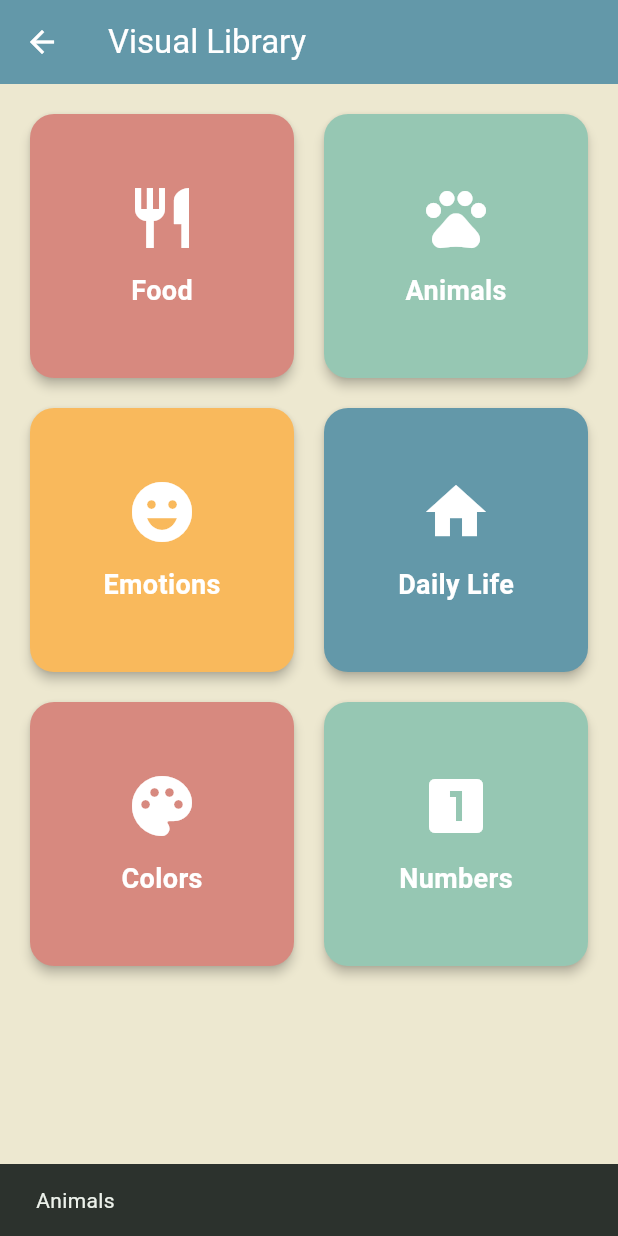
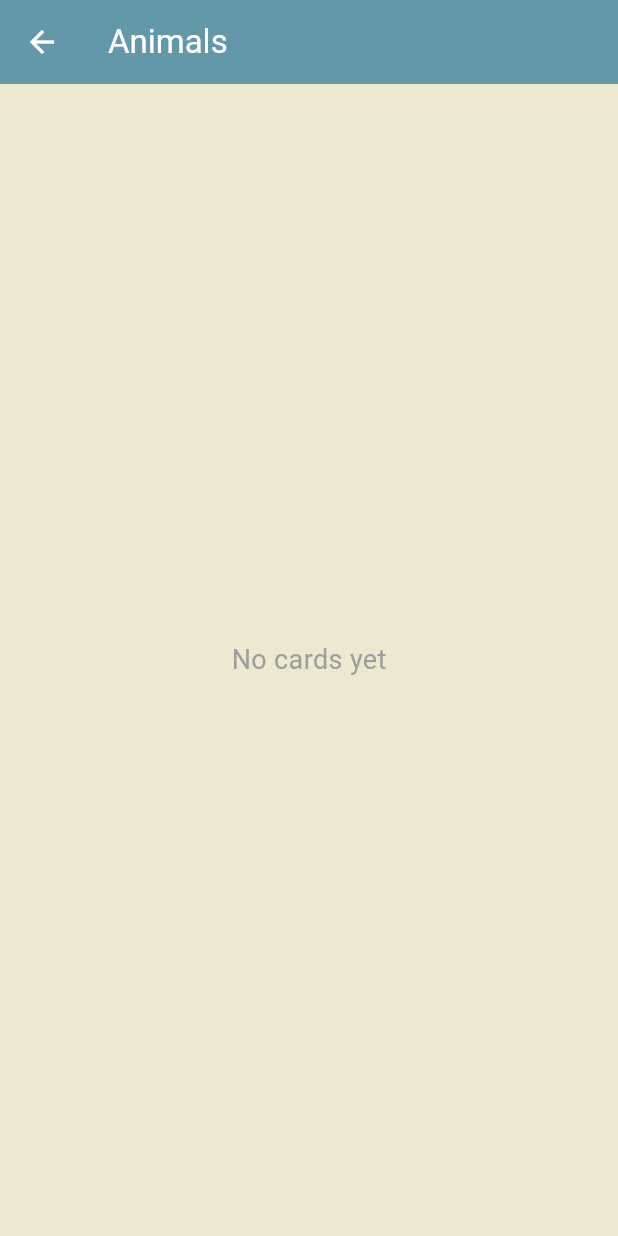
Before and after one commit to hafsaboumarhoum/amal-app, a Flutter app: the CategoryScreen screen opened directly with empty values, after a tap on "Animals", on a phone screen of 412 x 824 dp. Run offline on Flutter 3.47's test engine with Material 3 defaults, Android fonts, the phone set to English and light mode, and no system bars; our stand-ins replace audioplayers, firebase_core; accounts and stored records are empty.

Commit message:
Added card service + category screen + card grid + card detail with audio

```diff
--- /dev/null
+++ b/amal/lib/screens/card_grid_screen.dart
@@ -0,0 +1,101 @@
+import 'package:flutter/material.dart';
+import '../services/card_service.dart';
+import 'card_detail_screen.dart';
+
+class CardGridScreen extends StatelessWidget {
+  final String category;
+  final String language;
+
+  const CardGridScreen({
+    super.key,
+    required this.category,
+    required this.language,
+  });
+
+  @override
+  Widget build(BuildContext context) {
+    final isArabic = language == 'ar';
+
+    return Scaffold(
+      backgroundColor: const Color(0xFFEDE8D0),
+      appBar: AppBar(
+        title: Text(
+          isArabic ? CardService.categoryArabic[category]! : category,
+        ),
+        backgroundColor: const Color(0xFF6398A9),
+        foregroundColor: Colors.white,
+      ),
+      body: FutureBuilder<List<VocabCard>>(
+        future: CardService.getByCategory(category),
+        builder: (context, snapshot) {
+          if (!snapshot.hasData) {
+            return const Center(child: CircularProgressIndicator());
+          }
+          final cards = snapshot.data!;
+          if (cards.isEmpty) {
+            return Center(
+              child: Text(
+                isArabic ? 'لا توجد بطاقات بعد' : 'No cards yet',
+                style: const TextStyle(fontSize: 18, color: Colors.grey),
+              ),
+            );
+          }
+          return Padding(
+            padding: const EdgeInsets.all(12),
+            child: GridView.builder(
+              gridDelegate: const SliverGridDelegateWithFixedCrossAxisCount(
+                crossAxisCount: 3,
+                crossAxisSpacing: 10,
+                mainAxisSpacing: 10,
+                childAspectRatio: 0.8,
+              ),
+              itemCount: cards.length,
+              itemBuilder: (context, index) {
+                final card = cards[index];
+                return GestureDetector(
+                  onTap: () {
+                    Navigator.push(
+                      context,
+                      MaterialPageRoute(
+                        builder: (_) => CardDetailScreen(
+                          card: card,
+                          language: language,
+                        ),
+                      ),
+                    );
+                  },
+                  child: Column(
+                    children: [
+                      Expanded(
+                        child: ClipRRect(
+                          borderRadius: BorderRadius.circular(12),
+                          child: Image.asset(
+                            card.imagePath,
+                            fit: BoxFit.cover,
+                            errorBuilder: (_, __, ___) => Container(
+                              color: Colors.grey[200],
+                              child: const Icon(Icons.image, size: 40),
+                            ),
+                          ),
+                        ),
+                      ),
+                      const SizedBox(height: 4),
+                      Text(
+                        isArabic ? card.wordArabic : card.wordEnglish,
+                        style: const TextStyle(
+                          fontSize: 14,
+                          fontWeight: FontWeight.w500,
+                        ),
+                        textAlign: TextAlign.center,
+                      ),
+                    ],
+                  ),
+                );
+              },
+            ),
+          );
+        },
+      ),
+    );
+  }
+}
--- a/amal/lib/screens/category_screen.dart
+++ b/amal/lib/screens/category_screen.dart
@@ -1,5 +1,6 @@
 import 'package:flutter/material.dart';
 import '../services/card_service.dart';
+import 'card_grid_screen.dart';
 
 class CategoryScreen extends StatelessWidget {
   final String language;
@@ -45,11 +46,16 @@ class CategoryScreen extends StatelessWidget {
           children: categories.map((cat) {
             return GestureDetector(
               onTap: () {
-                // For now just test click
-                ScaffoldMessenger.of(context).showSnackBar(
-                  SnackBar(content: Text(cat)),
-                );
-              },
+  Navigator.push(
+    context,
+    MaterialPageRoute(
+      builder: (_) => CardGridScreen(
+        category: cat,
+        language: language,
+      ),
+    ),
+  );
+},
               child: Card(
                 elevation: 3,
                 shape: RoundedRectangleBorder(
--- a/amal/pubspec.yaml
+++ b/amal/pubspec.yaml
@@ -15,6 +15,7 @@ dependencies:
   firebase_storage: ^11.5.6
   flutter_tts: ^3.8.5
   cupertino_icons: ^1.0.8
+  audioplayers: ^5.2.1
 
 dev_dependencies:
   flutter_test:
```
Also changed, not shown: amal/lib/home_screen.dart (+41 -6 lines), amal/lib/screens/card_detail_screen.dart (added, +124 -0 lines), amal/pubspec.lock, 5 other files.
